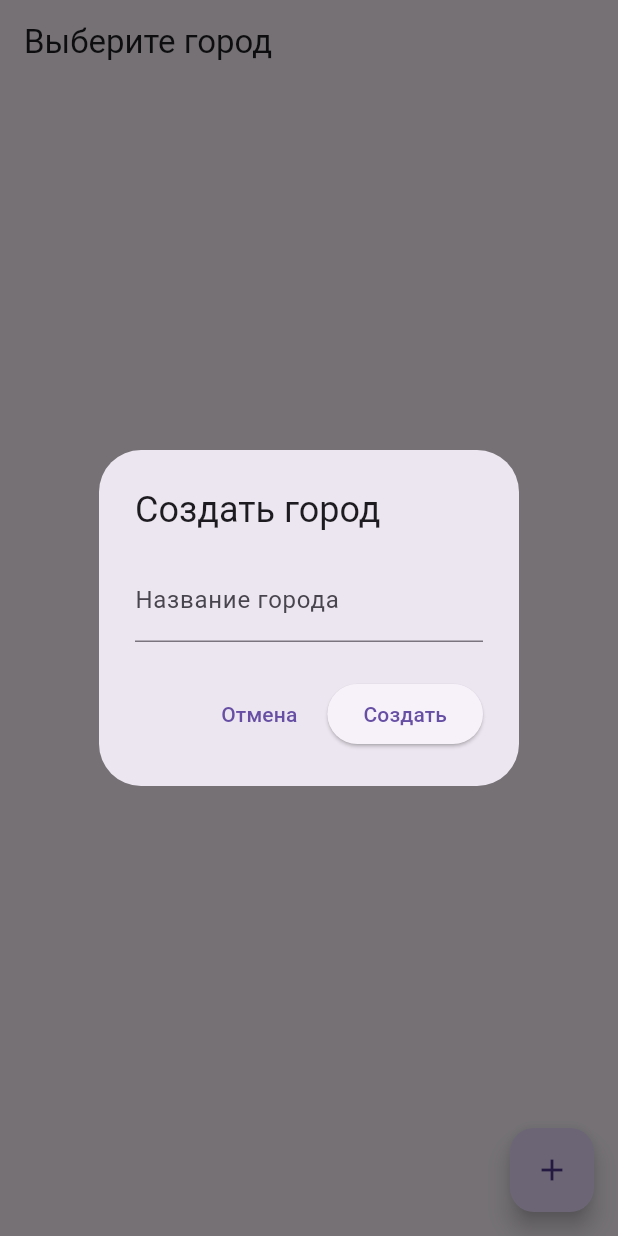
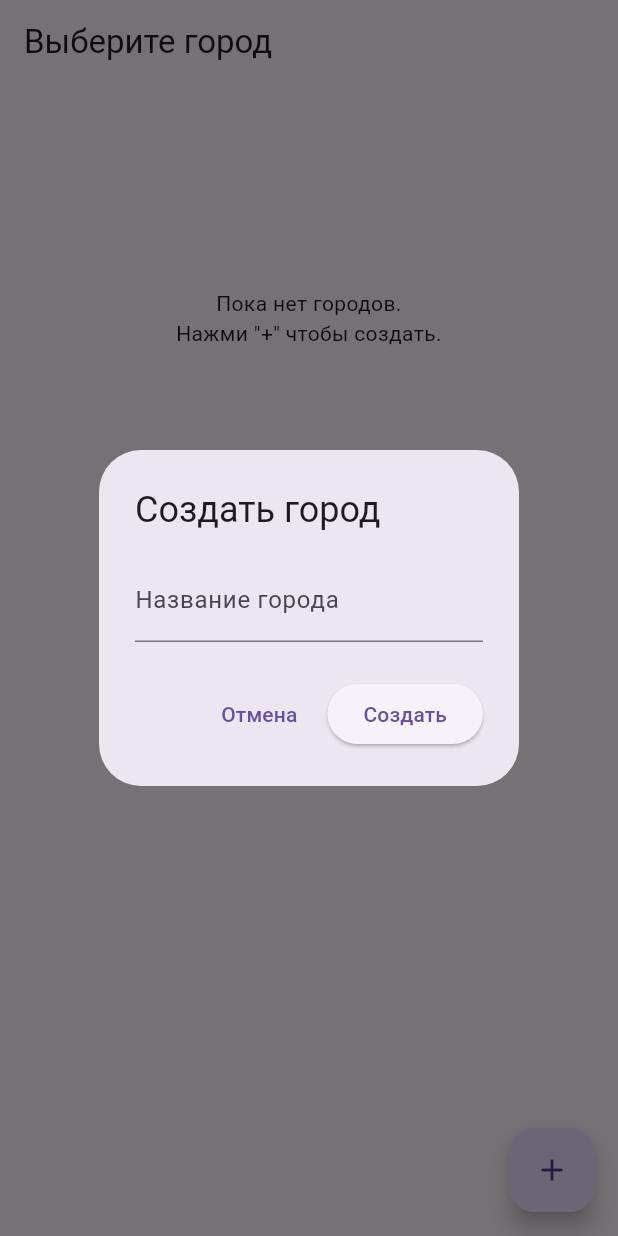
Before and after one commit to neliubovx/liga_zala, a Flutter app: the CityListPage screen opened directly, after a tap on the "add" icon, on a phone screen of 412 x 824 dp. Run offline on Flutter 3.47's test engine with Material 3 defaults, Android fonts, the light colour scheme and no system bars; our stand-ins replace shared_preferences, supabase_flutter; accounts and stored records are empty.

Commit message:
Stabilize city/hall loading and add retry widget tests

```diff
--- a/lib/city/city_list_page.dart
+++ b/lib/city/city_list_page.dart
@@ -1,3 +1,5 @@
+import 'dart:async';
+
 import 'package:flutter/material.dart';
 import 'package:supabase_flutter/supabase_flutter.dart';
 import '../hall/hall_list_page.dart';
@@ -12,8 +14,9 @@ class CityListPage extends StatefulWidget {
 class _CityListPageState extends State<CityListPage> {
   final supabase = Supabase.instance.client;
 
-  List<dynamic> _cities = [];
+  List<Map<String, dynamic>> _cities = const [];
   bool _loading = true;
+  String? _error;
 
   @override
   void initState() {
@@ -22,9 +25,27 @@ class _CityListPageState extends State<CityListPage> {
   }
 
   Future<void> _loadCities() async {
-    final data = await supabase.from('cities').select();
+    if (!mounted) return;
     setState(() {
-      _cities = data;
+      _loading = true;
+      _error = null;
+    });
+
+    try {
+      final data = await supabase
+          .from('cities')
+          .select('id, name')
+          .order('name', ascending: true)
+          .timeout(const Duration(seconds: 12));
+
+      _cities = (data as List).cast<Map<String, dynamic>>();
+    } catch (e) {
+      _cities = const [];
+      _error = _friendlyLoadError(e);
+    }
+
+    if (!mounted) return;
+    setState(() {
       _loading = false;
     });
   }
@@ -49,11 +70,24 @@ class _CityListPageState extends State<CityListPage> {
           ),
           ElevatedButton(
             onPressed: () async {
-              await supabase.from('cities').insert({
-                'name': controller.text.trim(),
-              });
+              final cityName = controller.text.trim();
+              if (cityName.isEmpty) return;
+
+              try {
+                await supabase
+                    .from('cities')
+                    .insert({'name': cityName})
+                    .timeout(const Duration(seconds: 12));
+
+                if (!mounted) return;
                 Navigator.pop(context);
-              _loadCities();
+                await _loadCities();
+              } catch (e) {
+                if (!mounted) return;
+                ScaffoldMessenger.of(context).showSnackBar(
+                  SnackBar(content: Text('Не удалось создать город. $_friendlyCreateHint')),
+                );
+              }
             },
             child: const Text('Создать'),
           ),
@@ -72,22 +106,65 @@ class _CityListPageState extends State<CityListPage> {
         onPressed: _createCity,
         child: const Icon(Icons.add),
       ),
-      body: _loading
-          ? const Center(child: CircularProgressIndicator())
+      body: RefreshIndicator(
+        onRefresh: _loadCities,
+        child: _loading
+            ? ListView(
+                physics: const AlwaysScrollableScrollPhysics(),
+                children: const [
+                  SizedBox(height: 180),
+                  Center(child: CircularProgressIndicator()),
+                ],
+              )
+            : _error != null
+                ? ListView(
+                    physics: const AlwaysScrollableScrollPhysics(),
+                    padding: const EdgeInsets.all(16),
+                    children: [
+                      Text(
+                        _error!,
+                        style: const TextStyle(color: Colors.red),
+                      ),
+                      const SizedBox(height: 12),
+                      ElevatedButton(
+                        onPressed: _loadCities,
+                        child: const Text('Повторить'),
+                      ),
+                    ],
+                  )
+                : _cities.isEmpty
+                    ? ListView(
+                        physics: const AlwaysScrollableScrollPhysics(),
+                        padding: const EdgeInsets.all(16),
+                        children: const [
+                          SizedBox(height: 120),
+                          Center(
+                            child: Text(
+                              'Пока нет городов.\nНажми "+" чтобы создать.',
+                              textAlign: TextAlign.center,
+                            ),
+                          ),
+                        ],
+                      )
                     : ListView.builder(
+                        physics: const AlwaysScrollableScrollPhysics(),
                         itemCount: _cities.length,
                         itemBuilder: (_, index) {
                           final city = _cities[index];
+                          final cityId = (city['id'] ?? '').toString();
+                          final cityName = (city['name'] ?? 'Без названия').toString();
 
                           return ListTile(
-                  title: Text(city['name']),
-                  onTap: () {
+                            title: Text(cityName),
+                            onTap: cityId.isEmpty
+                                ? null
+                                : () {
                                     Navigator.push(
                                       context,
                                       MaterialPageRoute(
                                         builder: (_) => HallListPage(
-                          cityId: city['id'],
-                          cityName: city['name'],
+                                          cityId: cityId,
+                                          cityName: cityName,
                                         ),
                                       ),
                                     );
@@ -95,6 +172,26 @@ class _CityListPageState extends State<CityListPage> {
                           );
                         },
                       ),
+      ),
     );
   }
+
+  static const String _friendlyCreateHint =
+      'Проверь интернет/VPN и попробуй снова.';
+
+  String _friendlyLoadError(Object error) {
+    final text = error.toString().toLowerCase();
+    final isNetworkIssue = text.contains('failed host lookup') ||
+        text.contains('socketexception') ||
+        text.contains('network') ||
+        text.contains('dns') ||
+        text.contains('timed out') ||
+        text.contains('timeout');
+
+    if (isNetworkIssue) {
+      return 'Не удалось загрузить города. Проверь интернет/VPN и нажми "Повторить".';
     }
+
+    return 'Не удалось загрузить города. Нажми "Повторить".';
+  }
+}
--- a/pubspec.yaml
+++ b/pubspec.yaml
@@ -21,6 +21,7 @@ dev_dependencies:
     sdk: flutter
 
   flutter_lints: ^6.0.0
+  http: ^1.5.0
 
 flutter:
   uses-material-design: true
```
Also changed, not shown: lib/hall/hall_list_page.dart (+37 -9 lines), pubspec.lock, 1 other file. Lines whose indentation alone changed are shown as unchanged.
